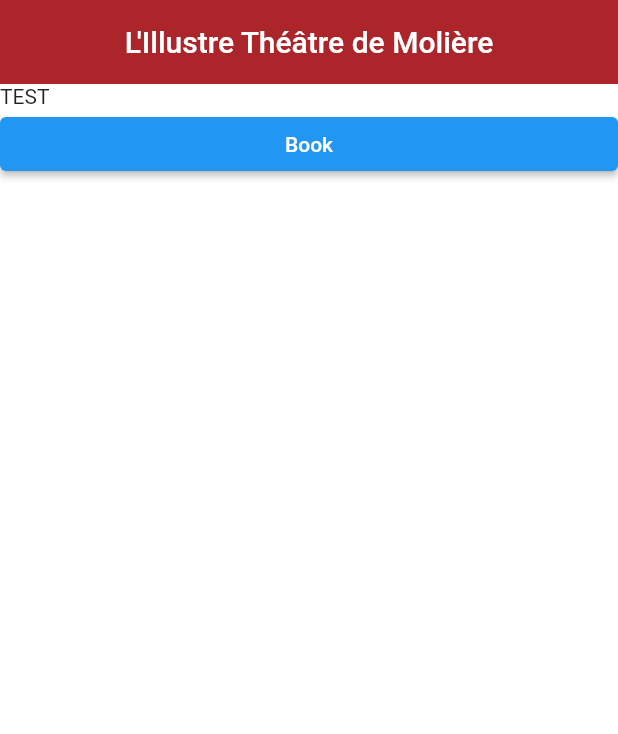
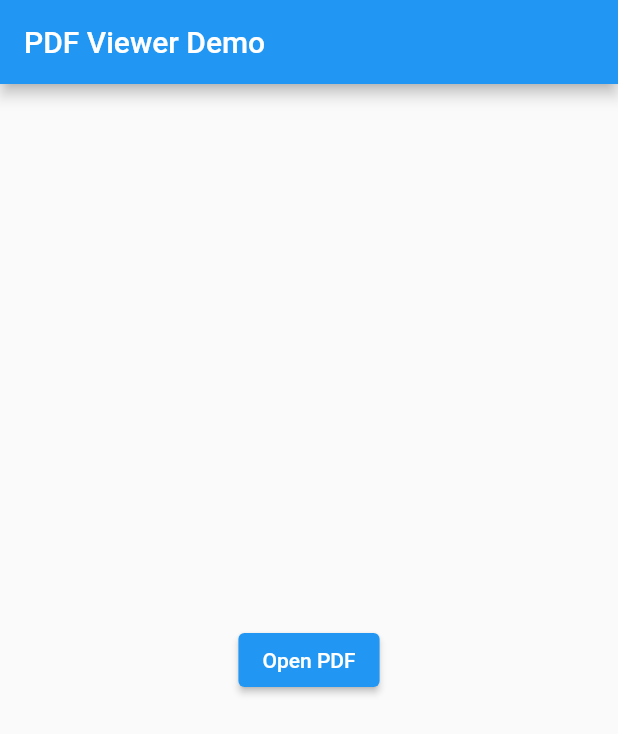
Before and after one commit to mastervr99/moliere_app, a Flutter app: the screen it shows after launch, on a phone screen of 412 x 824 dp. Shown: the top 734 px of the screen. Run offline on Flutter 3.47's test engine with Material 2 defaults, Android fonts, the light colour scheme and no system bars; our stand-ins replace csv, flutter_translate, sqflite; missing offline and left inert: advance_pdf_viewer; accounts and stored records are empty.

Commit message:
Opening pdf ok

```diff
--- a/lib/Application/screens/Home_Screen.dart
+++ b/lib/Application/screens/Home_Screen.dart
@@ -1,4 +1,5 @@
 import 'package:flutter/material.dart';
+import 'package:flutter/services.dart';
 import 'package:moliere_app/Application/common_widgets/Appbar_Widget.dart';
 import 'package:moliere_app/Application/common_widgets/Circular_Progress_Widget.dart';
 import 'package:moliere_app/Application/common_widgets/Search_Widget.dart';
@@ -10,94 +11,176 @@ class Home_Screen extends StatefulWidget {
   _Home_Screen_State createState() => _Home_Screen_State();
 }
 
-get_doc() async {
-  PDFDocument doc =
-      await PDFDocument.fromAsset('assets/ebooks/Les_Amants_magnifiques.pdf');
-  // return await doc;
+// get_doc() async {
+//   PDFDocument doc =
+//       await PDFDocument.fromAsset('assets/ebooks/Les_Amants_magnifiques.pdf');
+//   // return await doc;
 
-  return FutureBuilder(
-    future: PDFDocument.fromAsset('assets/ebooks/Les_Amants_magnifiques.pdf'),
-    builder: (context, AsyncSnapshot snapshot) {
-      var doc = snapshot.data;
+//   return FutureBuilder(
+//     future: PDFDocument.fromAsset('assets/ebooks/Les_Amants_magnifiques.pdf'),
+//     builder: (context, AsyncSnapshot snapshot) {
+//       // var doc = snapshot.data;
+//       var doc = true;
 
-      if (snapshot.hasData) {
-        return AlertDialog(
-          content: Text("data"),
-        );
-        // return SizedBox(
-        //   height: MediaQuery.of(context).size.height,
-        //   width: MediaQuery.of(context).size.width,
-        //   child: Center(
-        //     child: PDFViewer(document: doc),
-        //   ),
-        // );
-      } else if (snapshot.hasError) {
-        return AlertDialog(
-          content: Text("error"),
-        );
+//       if (doc) {
+//         return AlertDialog(
+//           content: Text("data"),
+//         );
+//         // return SizedBox(
+//         //   height: MediaQuery.of(context).size.height,
+//         //   width: MediaQuery.of(context).size.width,
+//         //   child: Center(
+//         //     child: PDFViewer(document: doc),
+//         //   ),
+//         // );
+//         // } else if (snapshot.hasError) {
+//         //   return AlertDialog(
+//         //     content: Text("error"),
+//         //   );
 
-        // return Text('Error: ${snapshot.error}');
-      } else {
-        return Circular_Progress_Widget();
-      }
-    },
-  );
+//         //   // return Text('Error: ${snapshot.error}');
+//       } else {
+//         return Circular_Progress_Widget();
+//       }
+//     },
+//   );
+// }
+
+class _Home_Screen_State extends State<Home_Screen> {
+  void loadDocument(BuildContext context) async {
+    PDFDocument document =
+        await PDFDocument.fromAsset('assets/ebooks/Les_Amants_magnifiques.pdf');
+    // Open the PDF viewer page
+    Navigator.push(
+      context,
+      MaterialPageRoute(
+        builder: (context) => PDFViewerPage(document: document),
+      ),
+    );
+  }
+
+  @override
+  Widget build(BuildContext context) {
+    // return Scaffold(
+    //   appBar: Appbar_Widget(context),
+    //   body: Container(
+    //       width: double.infinity,
+    //       height: double.infinity,
+    //       color: Colors.white70,
+    //       child: Column(
+    //         children: [
+    //           //Search_Widget(),
+    //           Expanded(
+    //             child: ListView(
+    //               children: [
+    //                 // Text("TEST"),
+    //                 // ElevatedButton(
+    //                 //   child: Text(('Book')),
+    //                 //   onPressed: () async {
+    //                 //     return get_doc();
+    //                 //     // FutureBuilder(
+    //                 //     //   future: get_doc(),
+    //                 //     //   builder: (context, AsyncSnapshot snapshot) {
+    //                 //     //     var doc = snapshot.data;
+
+    //                 //     //     if (snapshot.hasData) {
+    //                 //     //       return AlertDialog(
+    //                 //     //         content: Text("data"),
+    //                 //     //       );
+    //                 //     //       // return SizedBox(
+    //                 //     //       //   height: MediaQuery.of(context).size.height,
+    //                 //     //       //   width: MediaQuery.of(context).size.width,
+    //                 //     //       //   child: Center(
+    //                 //     //       //     child: PDFViewer(document: doc),
+    //                 //     //       //   ),
+    //                 //     //       // );
+    //                 //     //     } else if (snapshot.hasError) {
+    //                 //     //       return AlertDialog(
+    //                 //     //         content: Text("error"),
+    //                 //     //       );
+
+    //                 //     //       // return Text('Error: ${snapshot.error}');
+    //                 //     //     } else {
+    //                 //     //       return Circular_Progress_Widget();
+    //                 //     //     }
+    //                 //     //   },
+    //                 //     // );
+    //                 //   },
+    //                 // ),
+    //                 ElevatedButton(
+    //                   onPressed: () {
+    //                     Navigator.push(
+    //                       context,
+    //                       MaterialPageRoute(
+    //                         builder: (context) => PdfViewPage(
+    //                           pdfPath:
+    //                               'assets/ebooks/Les_Amants_magnifiques.pdf',
+    //                         ),
+    //                       ),
+    //                     );
+    //                   },
+    //                   child: Text('Open PDF'),
+    //                 ),
+    //               ],
+    //             ),
+    //           ),
+    //         ],
+    //       )),
+    // );
+    // return Scaffold(
+    //   appBar: AppBar(
+    //     title: Text('Home Page'),
+    //   ),
+    //   body: Center(
+    //     child: ElevatedButton(
+    //       onPressed: () {
+    //         Navigator.push(
+    //           context,
+    //           MaterialPageRoute(
+    //             builder: (context) => PdfViewPage(
+    //               pdfPath: 'assets/ebooks/Les_Amants_magnifiques.pdf',
+    //             ),
+    //           ),
+    //         );
+    //       },
+    //       child: Text('Open PDF'),
+    //     ),
+    //   ),
+    // );
+    return Scaffold(
+      appBar: AppBar(
+        title: Text('PDF Viewer Demo'),
+      ),
+      body: Center(
+        child: ElevatedButton(
+          onPressed: () {
+            loadDocument(context);
+          },
+          child: Text('Open PDF'),
+        ),
+      ),
+    );
+  }
 }
 
-class _Home_Screen_State extends State<Home_Screen> {
+class PDFViewerPage extends StatelessWidget {
+  final PDFDocument document;
+
+  PDFViewerPage({required this.document});
+
   @override
   Widget build(BuildContext context) {
     return Scaffold(
-      appBar: Appbar_Widget(context),
-      body: Container(
-          width: double.infinity,
-          height: double.infinity,
-          color: Colors.white70,
-          child: Column(
-            children: [
-              //Search_Widget(),
-              Expanded(
-                child: ListView(
-                  children: [
-                    Text("TEST"),
-                    ElevatedButton(
-                      child: Text(('Book')),
-                      onPressed: () async {
-                        return get_doc();
-                        // FutureBuilder(
-                        //   future: get_doc(),
-                        //   builder: (context, AsyncSnapshot snapshot) {
-                        //     var doc = snapshot.data;
-
-                        //     if (snapshot.hasData) {
-                        //       return AlertDialog(
-                        //         content: Text("data"),
-                        //       );
-                        //       // return SizedBox(
-                        //       //   height: MediaQuery.of(context).size.height,
-                        //       //   width: MediaQuery.of(context).size.width,
-                        //       //   child: Center(
-                        //       //     child: PDFViewer(document: doc),
-                        //       //   ),
-                        //       // );
-                        //     } else if (snapshot.hasError) {
-                        //       return AlertDialog(
-                        //         content: Text("error"),
-                        //       );
-
-                        //       // return Text('Error: ${snapshot.error}');
-                        //     } else {
-                        //       return Circular_Progress_Widget();
-                        //     }
-                        //   },
-                        // );
-                      },
-                    ),
-                  ],
-                ),
-              ),
-            ],
-          )),
+      appBar: AppBar(
+        title: Text('PDF Viewer'),
+      ),
+      body: Center(
+        child: PDFViewer(
+          document: document,
+          scrollDirection: Axis.vertical,
+          lazyLoad: false,
+        ),
+      ),
     );
   }
 }
--- a/pubspec.yaml
+++ b/pubspec.yaml
@@ -35,7 +35,8 @@ dependencies:
   provider:
   csv:
   path_provider:
-  advance_pdf_viewer:
+  advance_pdf_viewer: 2.0.0
+  flutter_pdfview:
 
   # The following adds the Cupertino Icons font to your application.
   # Use with the CupertinoIcons class for iOS style icons.
```
Also changed, not shown: pubspec.lock.
